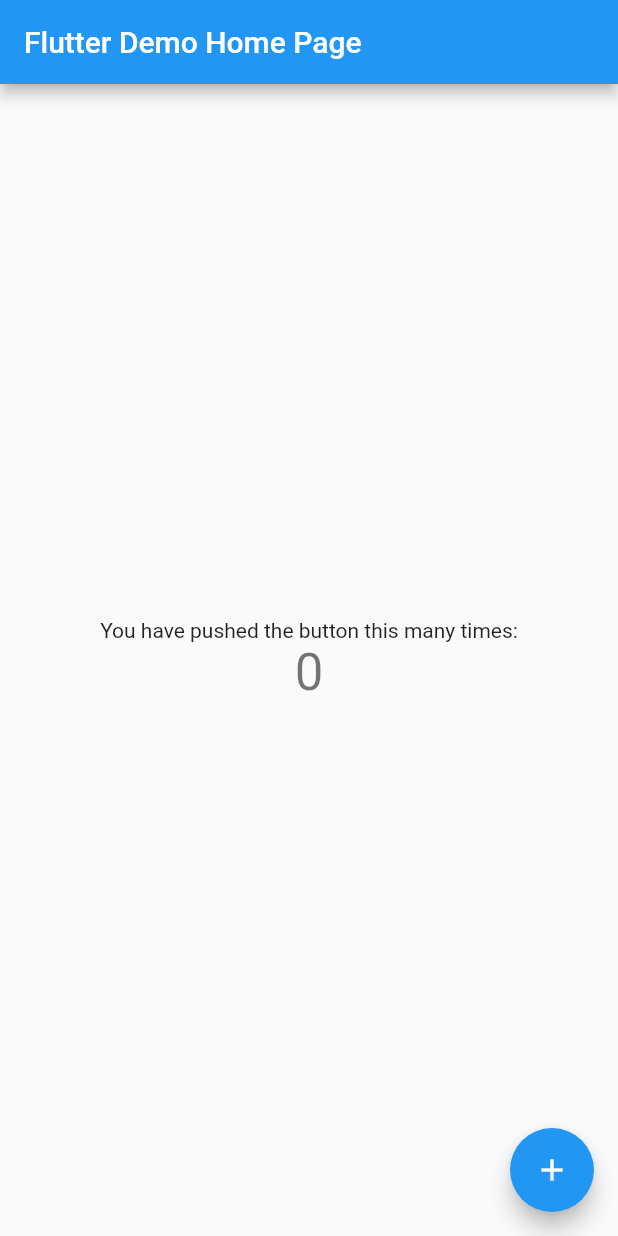
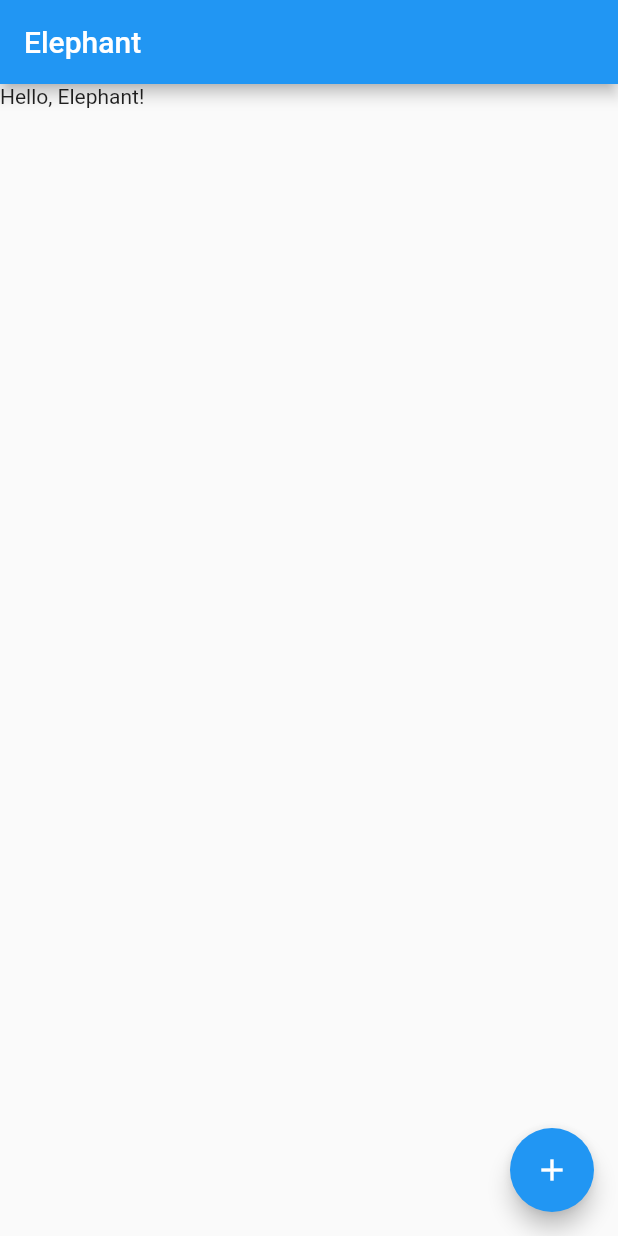
Before and after one commit to Hill52/Dev-Services-Back-End---Groupe-4, a Flutter app: the screen it shows after launch, on a phone screen of 412 x 824 dp. Run offline on Flutter 3.47's test engine with Material 2 defaults, Android fonts, the phone set to English and light mode, and no system bars; missing offline and left inert: dart:html.

Commit message:
Update TD3

```diff
--- /dev/null
+++ b/elephant_app/lib/elephant_app.dart
@@ -0,0 +1,35 @@
+import 'dart:html';
+
+import 'package:flutter/material.dart';
+
+class Elephant_App extends StatefulWidget {
+  @override
+  _Elephant_AppState createState() => _Elephant_AppState();
+}
+
+class _Elephant_AppState extends State<Elephant_App> {
+  @override
+  Widget build(BuildContext context) {
+    return MaterialApp(
+      title: 'Elephant App',
+      home: Scaffold(
+        appBar: AppBar(
+          title: Text('Elephant'),
+        ),
+        body: Container(
+          // ici, vous pouvez définir le contenu de votre application
+          child: Text('Hello, Elephant!'),
+        ),
+        floatingActionButton: FloatingActionButton(
+          onPressed: () {
+            print("ok");
+            // ici, vous pouvez définir ce qui se passe lorsque vous appuyez sur le bouton
+          },
+          tooltip: 'Ajouter un éléphant',
+          child: Icon(Icons.add),
+        )
+      ),
+    );
+  }
+
+}
--- a/elephant_app/lib/main.dart
+++ b/elephant_app/lib/main.dart
@@ -1,115 +1,6 @@
 import 'package:flutter/material.dart';
+import 'package:elephant_app/elephant_app.dart';
 
 void main() {
-  runApp(const MyApp());
+  runApp(Elephant_App());
 }
-
-class MyApp extends StatelessWidget {
-  const MyApp({super.key});
-
-  // This widget is the root of your application.
-  @override
-  Widget build(BuildContext context) {
-    return MaterialApp(
-      title: 'Flutter Demo',
-      theme: ThemeData(
-        // This is the theme of your application.
-        //
-        // Try running your application with "flutter run". You'll see the
-        // application has a blue toolbar. Then, without quitting the app, try
-        // changing the primarySwatch below to Colors.green and then invoke
-        // "hot reload" (press "r" in the console where you ran "flutter run",
-        // or simply save your changes to "hot reload" in a Flutter IDE).
-        // Notice that the counter didn't reset back to zero; the application
-        // is not restarted.
-        primarySwatch: Colors.blue,
-      ),
-      home: const MyHomePage(title: 'Flutter Demo Home Page'),
-    );
-  }
-}
-
-class MyHomePage extends StatefulWidget {
-  const MyHomePage({super.key, required this.title});
-
-  // This widget is the home page of your application. It is stateful, meaning
-  // that it has a State object (defined below) that contains fields that affect
-  // how it looks.
-
-  // This class is the configuration for the state. It holds the values (in this
-  // case the title) provided by the parent (in this case the App widget) and
-  // used by the build method of the State. Fields in a Widget subclass are
-  // always marked "final".
-
-  final String title;
-
-  @override
-  State<MyHomePage> createState() => _MyHomePageState();
-}
-
-class _MyHomePageState extends State<MyHomePage> {
-  int _counter = 0;
-
-  void _incrementCounter() {
-    setState(() {
-      // This call to setState tells the Flutter framework that something has
-      // changed in this State, which causes it to rerun the build method below
-      // so that the display can reflect the updated values. If we changed
-      // _counter without calling setState(), then the build method would not be
-      // called again, and so nothing would appear to happen.
-      _counter++;
-    });
-  }
-
-  @override
-  Widget build(BuildContext context) {
-    // This method is rerun every time setState is called, for instance as done
-    // by the _incrementCounter method above.
-    //
-    // The Flutter framework has been optimized to make rerunning build methods
-    // fast, so that you can just rebuild anything that needs updating rather
-    // than having to individually change instances of widgets.
-    return Scaffold(
-      appBar: AppBar(
-        // Here we take the value from the MyHomePage object that was created by
-        // the App.build method, and use it to set our appbar title.
-        title: Text(widget.title),
-      ),
-      body: Center(
-        // Center is a layout widget. It takes a single child and positions it
-        // in the middle of the parent.
-        child: Column(
-          // Column is also a layout widget. It takes a list of children and
-          // arranges them vertically. By default, it sizes itself to fit its
-          // children horizontally, and tries to be as tall as its parent.
-          //
-          // Invoke "debug painting" (press "p" in the console, choose the
-          // "Toggle Debug Paint" action from the Flutter Inspector in Android
-          // Studio, or the "Toggle Debug Paint" command in Visual Studio Code)
-          // to see the wireframe for each widget.
-          //
-          // Column has various properties to control how it sizes itself and
-          // how it positions its children. Here we use mainAxisAlignment to
-          // center the children vertically; the main axis here is the vertical
-          // axis because Columns are vertical (the cross axis would be
-          // horizontal).
-          mainAxisAlignment: MainAxisAlignment.center,
-          children: <Widget>[
-            const Text(
-              'You have pushed the button this many times:',
-            ),
-            Text(
-              '$_counter',
-              style: Theme.of(context).textTheme.headline4,
-            ),
-          ],
-        ),
-      ),
-      floatingActionButton: FloatingActionButton(
-        onPressed: _incrementCounter,
-        tooltip: 'Increment',
-        child: const Icon(Icons.add),
-      ), // This trailing comma makes auto-formatting nicer for build methods.
-    );
-  }
-}
```
Also changed, not shown: elephant_app/lib/models/task.dart (added, +9 -0 lines), elephant_app/lib/screens/tasks_details.dart (added, +16 -0 lines), elephant_app/lib/screens/tasks_master.dart (added, +16 -0 lines), 1 other file.
